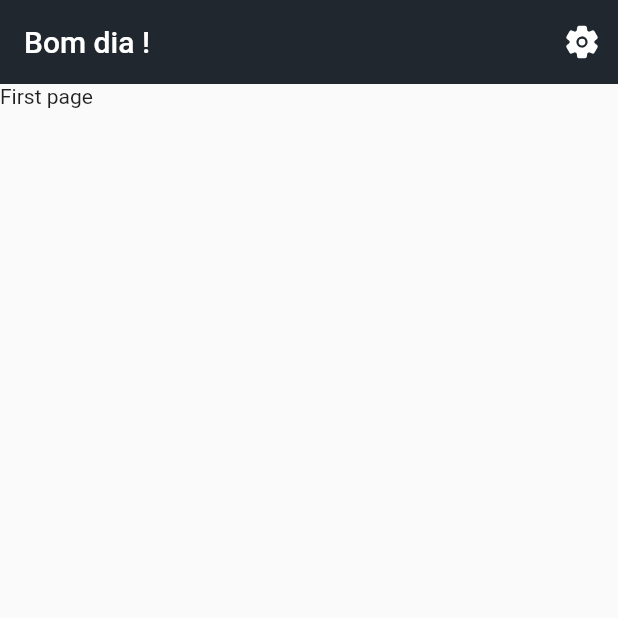
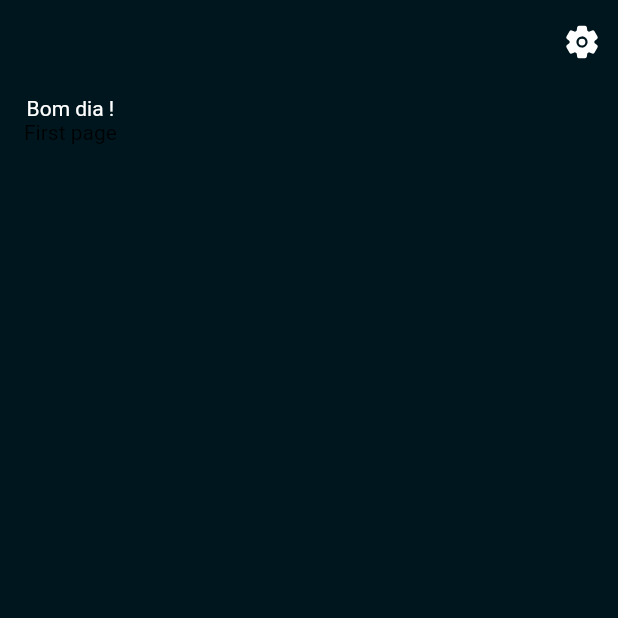
Before and after one commit to leoblanski/relax_sounds_flutter, a Flutter app: the screen it shows after launch, on a phone screen of 412 x 824 dp, the top half of it. Run offline on Flutter 3.47's test engine with Material 2 defaults, Android fonts, the phone set to English and light mode, and no system bars; our stand-ins replace flutter_icons_null_safety, google_fonts.

Commit message:
ajustes app

```diff
--- a/lib/base_widget.dart
+++ b/lib/base_widget.dart
@@ -6,19 +6,25 @@ class BaseWidget extends StatelessWidget {
   final String title;
   final Widget body;
   final AppBar? appbar;
+  final Color? backgroundColor;
 
   const BaseWidget({
     required this.title,
     required this.body,
     this.appbar,
+    this.backgroundColor,
     Key? key,
   }) : super(key: key);
 
   @override
   Widget build(BuildContext context) {
     return Scaffold(
+      backgroundColor: backgroundColor ?? appColorTheme,
       appBar: appbar ?? _getAppBar(),
-      body: body,
+      body: Padding(
+        padding: const EdgeInsets.symmetric(horizontal: 16, vertical: 8),
+        child: body,
+      ),
     );
   }
 
--- a/lib/home_page.dart
+++ b/lib/home_page.dart
@@ -13,9 +13,17 @@ class _HomePageState extends State<HomePage> {
   @override
   Widget build(BuildContext context) {
     return BaseWidget(
-      title: "${getTitleByHour()} !",
-      body: Container(
-        child: Text("First page"),
+      title: "", //"${getTitleByHour()} !",
+      body: Column(
+        children: [
+          Text(
+            "${getTitleByHour()} !",
+            style: TextStyle(color: Colors.white),
+          ),
+          Container(
+            child: Text("First page"),
+          ),
+        ],
       ),
     );
   }
--- a/lib/shared/app_colors.dart
+++ b/lib/shared/app_colors.dart
@@ -1,3 +1,3 @@
 import 'package:flutter/painting.dart';
 
-Color appColorTheme = const Color(0xFF20272F);
+Color appColorTheme = const Color(0xFF00161e);
--- /dev/null
+++ b/lib/shared/text_style.dart
@@ -0,0 +1,9 @@
+import 'package:flutter/material.dart';
+import 'package:flutter/painting.dart';
+import 'package:google_fonts/google_fonts.dart';
+
+TextStyle titleStyle = GoogleFonts.oswald(
+  textStyle: const TextStyle(
+    color: Colors.white,
+  ),
+);
--- a/pubspec.yaml
+++ b/pubspec.yaml
@@ -35,6 +35,7 @@ dependencies:
   # Use with the CupertinoIcons class for iOS style icons.
   cupertino_icons: ^1.0.2
   flutter_icons_null_safety: ^1.1.0
+  google_fonts: ^2.3.0
 
 dev_dependencies:
   flutter_test:
```
Also changed, not shown: pubspec.lock.
